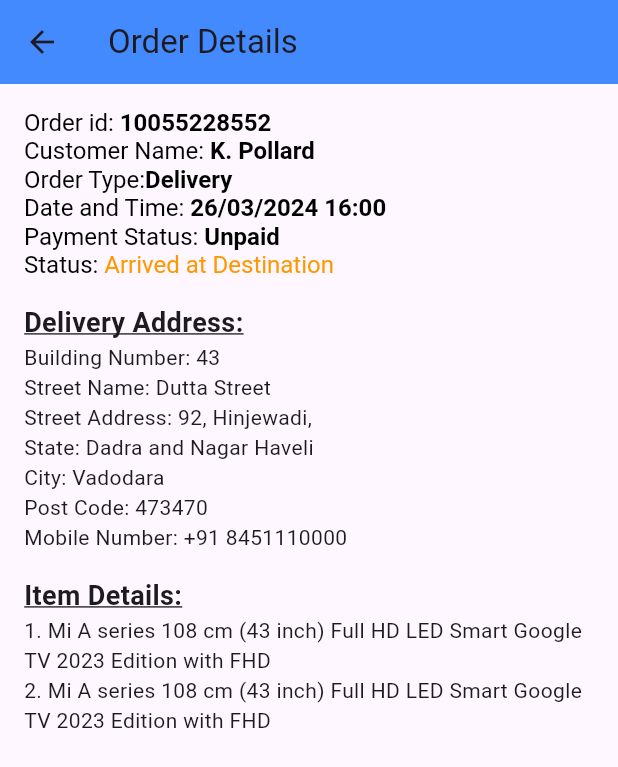
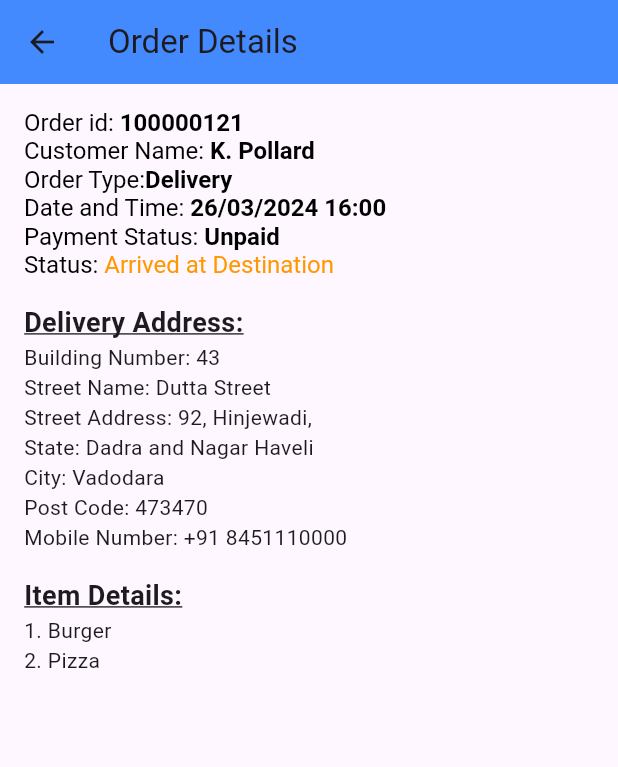
Before and after one commit to Alpeshgarg/Internship_project, a Flutter app: the screen it shows after launch, after a tap on "Details", on a phone screen of 412 x 824 dp. Shown: the top 767 px of the screen. Run offline on Flutter 3.47's test engine with Material 3 defaults, Android fonts, the phone set to English and light mode, and no system bars; our stand-ins replace google_maps_flutter, location.

Commit message:
first commit

```diff
--- a/lib/main.dart
+++ b/lib/main.dart
@@ -1,3 +1,4 @@
+import 'package:bhanumart_delivery_app/providers/detail_provider.dart';
 import 'package:bhanumart_delivery_app/providers/location_provider.dart';
 import 'package:flutter/material.dart';
 import 'package:provider/provider.dart';
@@ -14,10 +15,10 @@ void main() {
   runApp(
     MultiProvider(
       providers: [
-
         ChangeNotifierProvider(create: (_) => ProfileProvider()),
         ChangeNotifierProvider(create: (_) => OrderProvider()),
         ChangeNotifierProvider(create: (_) => LocationProvider()),
+        ChangeNotifierProvider(create: (_) => DetailProvider()),
 
       ],
       child: MaterialApp(
@@ -32,7 +33,7 @@ void main() {
           '/available': (context) => const AvailableDeliveriesScreen(),
           '/collected': (context) => CollectedMoneyScreen(),
           '/history': (context) => const DeliveryHistoryScreen(),
-          '/profile': (context) => ProfileScreen(),
+          '/profile': (context) => const ProfileScreen(),
           '/map': (context) => const MapScreen(),
         },
       ),
@@ -54,7 +55,7 @@ class _MainScreenState extends State<MainScreen> {
     const AvailableDeliveriesScreen(),
     CollectedMoneyScreen(),
     const DeliveryHistoryScreen(),
-    ProfileScreen(),
+    const ProfileScreen(),
   ];
 
   void _onItemTapped(int index) {
--- /dev/null
+++ b/lib/providers/detail_provider.dart
@@ -0,0 +1,20 @@
+
+import 'package:flutter/material.dart';
+
+class DetailProvider with ChangeNotifier {
+  String _id = '100000121';
+  String _storelocation = 'Bhanumart';
+  String _deliverylocation = 'arera colony';
+
+  String get id => _id;
+  String get storelocation => _storelocation;
+  String get deliverylocation => _deliverylocation;
+
+  // We can add methods to update the profile information if necessary.
+  void updateDetail(String id, String storelocation, String deliverylocation,) {
+    _id = id;
+    _storelocation = storelocation;
+    _deliverylocation = deliverylocation;
+    notifyListeners();
+  }
+}
--- a/lib/providers/order_provider.dart
+++ b/lib/providers/order_provider.dart
@@ -3,7 +3,7 @@ import 'package:flutter/material.dart';
 import '../models/order.dart';
 
 class OrderProvider with ChangeNotifier {
-  List<Order> _orders = [
+  final List<Order> _orders = [
     // Sample orders
     Order(
       orderId: 'JK548550801',
@@ -15,8 +15,8 @@ class OrderProvider with ChangeNotifier {
       deliveryAddress: 'Building Number: 43, Dutta Street, 92, Hinjewadi, Dadra and Nagar Haveli, Vadodara, 473470',
       mobileNumber: '+91 8451110000',
       items: [
-        'Mi A series 108 cm (43 inch) Full HD LED Smart Google TV 2023 Edition with FHD',
-        'Mi A series 108 cm (43 inch) Full HD LED Smart Google TV 2023 Edition with FHD',
+        'Burger',
+        'Pizza',
       ],
     ),
     // Add more orders here
--- a/lib/screens/available_deliveries_screen.dart
+++ b/lib/screens/available_deliveries_screen.dart
@@ -1,4 +1,6 @@
+import 'package:bhanumart_delivery_app/providers/detail_provider.dart';
 import 'package:bhanumart_delivery_app/providers/location_provider.dart';
+import 'package:bhanumart_delivery_app/providers/profile_provider.dart';
 import 'package:bhanumart_delivery_app/screens/map_screen.dart';
 import 'package:flutter/material.dart';
 import 'package:google_maps_flutter/google_maps_flutter.dart';
@@ -9,24 +11,38 @@ class AvailableDeliveriesScreen extends StatelessWidget {
 
   @override
   Widget build(BuildContext context) {
+    final detailProvider = Provider.of<DetailProvider>(context);
+    final profileProvider = Provider.of<ProfileProvider>(context);
+
     return Scaffold(
       backgroundColor: Colors.white,
       appBar: AppBar(
         backgroundColor: Colors.blueAccent,
         elevation: 0,
         automaticallyImplyLeading: false,
-        title: const Row(
+        title: Row(
           children: [
-            CircleAvatar(
+            const CircleAvatar(
               backgroundImage: AssetImage('lib/images/Alpesh_Garg.png'),
             ),
-            SizedBox(width: 10),
-            Text(
-              'Hello! Micheal Sam',
+            const SizedBox(width: 10),
+            Text.rich(
+              TextSpan(
+                children: [
+                  const TextSpan(
+                    text: 'Hello! ',
                     style: TextStyle(fontSize: 20, color: Colors.white),
+                  ),
+                  TextSpan(
+                    text: profileProvider.name,
+                    style: const TextStyle(fontSize: 20, color: Colors.white),
                   ),
                 ],
               ),
+            ),
+          ],
+        ),
+
         actions: [
           IconButton(
             icon: const Icon(Icons.notifications, color: Colors.white),
@@ -34,7 +50,8 @@ class AvailableDeliveriesScreen extends StatelessWidget {
           ),
         ],
       ),
-      body: Padding(
+      body: SingleChildScrollView(
+        child: Padding(
           padding: const EdgeInsets.all(16.0),
           child: Column(
             crossAxisAlignment: CrossAxisAlignment.start,
@@ -57,22 +74,24 @@ class AvailableDeliveriesScreen extends StatelessWidget {
                   leading: Image.asset('lib/images/Alpesh_Garg.png'),
 
                 title: RichText(
-              text: const TextSpan(
+                text: TextSpan(
                   text: 'Order id: ',
-                style: TextStyle(color: Colors.black, fontSize: 16, fontWeight: FontWeight.bold),
+                  style: const TextStyle(color: Colors.black, fontSize: 16, fontWeight: FontWeight.bold),
                   children: [
                     TextSpan(
-                    text: '10055228552',
-                    style: TextStyle(fontWeight: FontWeight.bold),
+                      text: detailProvider.id,
+
+                      style: const TextStyle(fontWeight: FontWeight.bold),
                     ),
                   ],
                 ),
               ),
-                subtitle: const Column(
+                  subtitle: Column(
                     crossAxisAlignment: CrossAxisAlignment.start,
                     children: [
-                    Text('Lorem ipsum'),
-                    Text('Lorem ipsum'),
+                      Text(Provider.of<DetailProvider>(context).storelocation),
+                      Text(Provider.of<DetailProvider>(context).deliverylocation),
+                      // const Text('Lorem ipsum'),
                     ],
                   ),
                   trailing: Row(
@@ -93,7 +112,7 @@ class AvailableDeliveriesScreen extends StatelessWidget {
                       ElevatedButton(
                         onPressed: () {
                           Provider.of<LocationProvider>(context, listen: false).setDestination(
-                          const LatLng(19.0760, 72.8777),
+                            const LatLng(25.0760, 72.8777),
                           );
                         Navigator.push(
                             context,
@@ -174,6 +193,7 @@ class AvailableDeliveriesScreen extends StatelessWidget {
             ],
           ),
         ),
+      ),
 
     );
   }
@@ -225,28 +245,35 @@ class OrderDetailsScreen extends StatelessWidget {
 
   @override
   Widget build(BuildContext context) {
+    // final profileProvider = Provider.of<ProfileProvider>(context);
+    final detailProvider = Provider.of<DetailProvider>(context);
     return Scaffold(
       appBar: AppBar(
         title: const Text('Order Details'),
         backgroundColor: Colors.blueAccent,
       ),
-      body: Padding(
+      body: SingleChildScrollView(
+        child: Padding(
           padding: const EdgeInsets.all(16.0),
           child: Column(
             crossAxisAlignment: CrossAxisAlignment.start,
             children: [
               RichText(
-              text: const TextSpan(
+                text: TextSpan(
                   text: 'Order id: ',
-                style: TextStyle(color: Colors.black, fontSize: 16),
+                  style: const TextStyle(color: Colors.black, fontSize: 16),
                   children: [
+
                     TextSpan(
-                    text: '10055228552',
-                    style: TextStyle(fontWeight: FontWeight.bold),
+                      // text: detailProvider.orderid,
+                      text: detailProvider.id,
+                      // text: '10055228552',
+                      style: const TextStyle(fontWeight: FontWeight.bold),
                     ),
                   ],
                 ),
               ),
+
               RichText(
                 text: const TextSpan(
                   text: 'Customer Name: ',
@@ -326,9 +353,10 @@ class OrderDetailsScreen extends StatelessWidget {
                 'Item Details:',
                 style: TextStyle(fontSize: 18, fontWeight: FontWeight.bold, decoration: TextDecoration.underline),
               ),
-            const Text('1. Mi A series 108 cm (43 inch) Full HD LED Smart Google TV 2023 Edition with FHD'),
-            const Text('2. Mi A series 108 cm (43 inch) Full HD LED Smart Google TV 2023 Edition with FHD'),
+              const Text('1. Burger'),
+              const Text('2. Pizza'),
             ],
+          ),
         ),
       ),
     );
--- a/pubspec.yaml
+++ b/pubspec.yaml
@@ -34,6 +34,7 @@ dependencies:
   provider: ^6.0.5
   location: ^5.0.0
   geolocator: ^8.0.0
+  geocoding: ^2.2.2
   permission_handler: ^10.0.0
 
   # The following adds the Cupertino Icons font to your application.
```
Also changed, not shown: lib/screens/edit_profile_screen.dart (added, +87 -0 lines), lib/screens/map_screen.dart (+47 -0 lines), lib/screens/profile_screen.dart (+18 -16 lines), pubspec.lock. Lines whose indentation alone changed are shown as unchanged.
